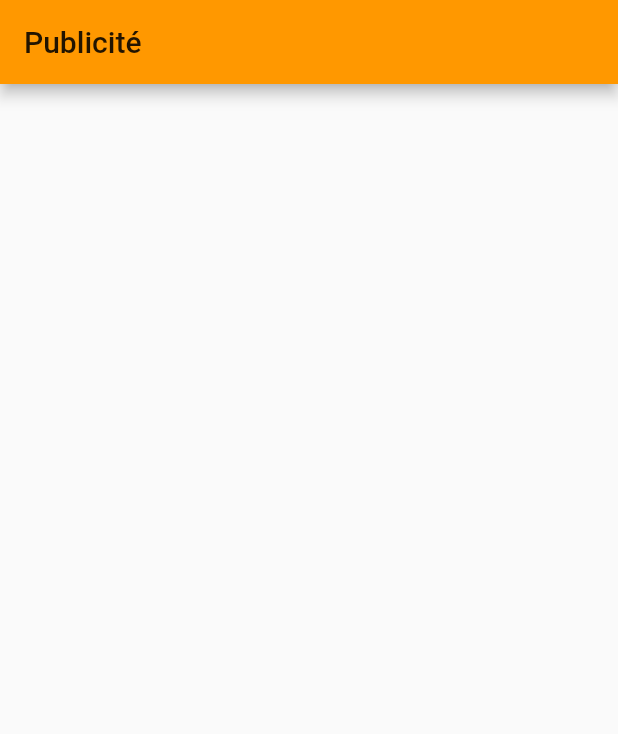
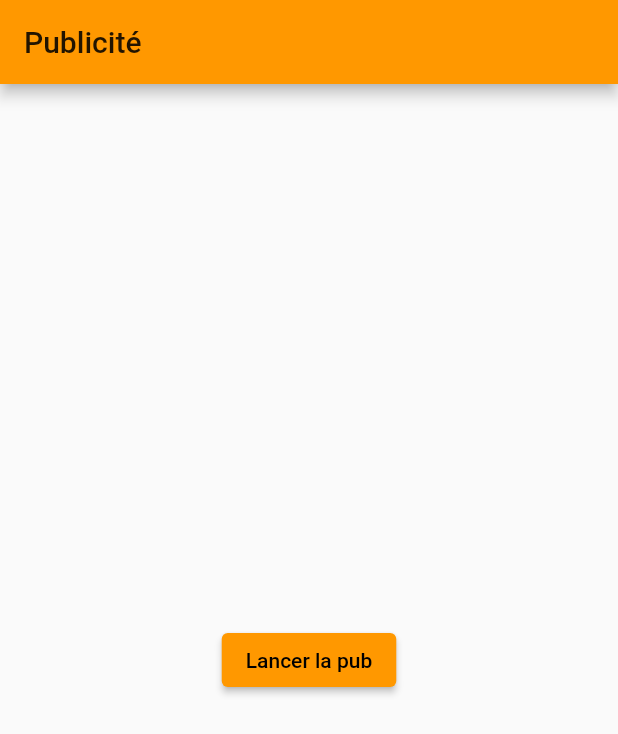
Before and after one commit to fabienlierville/ril119devopsfirebase, a Flutter app: the screen it shows after launch, on a phone screen of 412 x 824 dp. Shown: the top 734 px of the screen. Run offline on Flutter 3.47's test engine with Material 2 defaults, Android fonts, the phone set to English and light mode, and no system bars; our stand-ins replace firebase_core, google_mobile_ads; accounts and stored records are empty.

```diff
--- a/lib/main.dart
+++ b/lib/main.dart
@@ -1,10 +1,13 @@
 import 'package:firebase_core/firebase_core.dart';
 import 'package:flutter/material.dart';
 import 'package:flutter_firebase/pages/page_admob.dart';
+import 'package:google_mobile_ads/google_mobile_ads.dart';
 
 void main() async{
   WidgetsFlutterBinding.ensureInitialized();
   await Firebase.initializeApp();
+  MobileAds.instance.initialize();
+
   runApp(MyApp());
 }
 
--- a/lib/pages/page_admob.dart
+++ b/lib/pages/page_admob.dart
@@ -1,4 +1,6 @@
 import 'package:flutter/material.dart';
+import 'package:flutter_firebase/utils/advert_manager.dart';
+import 'package:google_mobile_ads/google_mobile_ads.dart';
 
 class PageAdMob extends StatefulWidget {
   const PageAdMob({Key key}) : super(key: key);
@@ -8,14 +10,55 @@ class PageAdMob extends StatefulWidget {
 }
 
 class _PageAdMobState extends State<PageAdMob> {
+  final InterstitialAd myInterstitial = InterstitialAd(
+    adUnitId: AdvertManager().getInterstitialAdUnitId(),
+    request: AdRequest(),
+    listener: AdListener(),
+  );
+
+  final AdListener listener = AdListener(
+    // Called when an ad is successfully received.
+    onAdLoaded: (Ad ad) => print('Ad loaded.'),
+    // Called when an ad request failed.
+    onAdFailedToLoad: (Ad ad, LoadAdError error) {
+      ad.dispose();
+      print('Ad failed to load: $error');
+    },
+    // Called when an ad opens an overlay that covers the screen.
+    onAdOpened: (Ad ad) => print('Ad opened.'),
+    // Called when an ad removes an overlay that covers the screen.
+    onAdClosed: (Ad ad) {
+      ad.dispose();
+      print('Ad closed.');
+    },
+    // Called when an ad is in the process of leaving the application.
+    onApplicationExit: (Ad ad) => print('Left application.'),
+  );
+
+  @override
+  void initState() {
+    myInterstitial.load();
+    super.initState();
+  }
+
   @override
   Widget build(BuildContext context) {
     return Scaffold(
       appBar: AppBar(
         title: Text("Publicité"),
       ),
-      body: Center(),
+      body: Center(
+        child: ElevatedButton(
+          onPressed: (){
+            myInterstitial.show();
+          },
+          child: Text("Lancer la pub"),
+        ),
+      ),
 
     );
   }
+
+
+
 }
--- /dev/null
+++ b/lib/utils/advert_manager.dart
@@ -0,0 +1,44 @@
+
+import 'dart:io';
+
+class AdvertManager{
+
+  //Récupération de l'ID applicatif dans AdMob
+  String getAppId(){
+    if(Platform.isIOS){
+      return "ca-app-pub-7820557864534882~7472540926";
+    }else if(Platform.isAndroid){
+      return "ca-app-pub-7820557864534882~7472540926";
+    }
+    return null;
+  }
+
+
+  String getBannerAdUnitId() {
+    if (Platform.isIOS) {
+      return 'ca-app-pub-3940256099942544/2934735716';
+    } else if (Platform.isAndroid) {
+      return 'ca-app-pub-3940256099942544/6300978111';
+    }
+    return null;
+  }
+
+  String getInterstitialAdUnitId() {
+    if (Platform.isIOS) {
+      return 'ca-app-pub-3940256099942544/8691691433';
+    } else if (Platform.isAndroid) {
+      return 'ca-app-pub-3940256099942544/8691691433';
+    }
+    return null;
+  }
+
+  String getRewardBasedVideoAdUnitId() {
+    if (Platform.isIOS) {
+      return 'ca-app-pub-3940256099942544/1712485313';
+    } else if (Platform.isAndroid) {
+      return 'ca-app-pub-3940256099942544/5224354917';
+    }
+    return null;
+  }
+
+}
--- a/pubspec.yaml
+++ b/pubspec.yaml
@@ -29,6 +29,8 @@ dependencies:
   # Use with the CupertinoIcons class for iOS style icons.
   cupertino_icons: ^1.0.2
   firebase_core: ^1.1.1
+  google_mobile_ads: ^0.12.1+1
+
 
 dev_dependencies:
   flutter_test:
```
Also changed, not shown: pubspec.lock, 1 other file.
